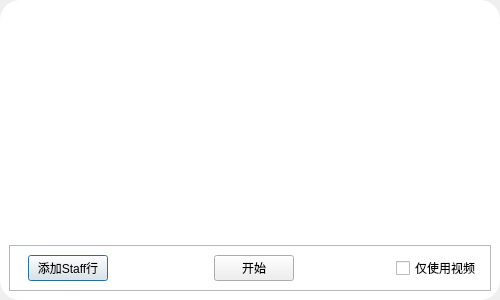
Icexbb/SekaiSubtitle-Python, file src/gui/design/WindowDialogNewSubTask.ui: the form before one commit.
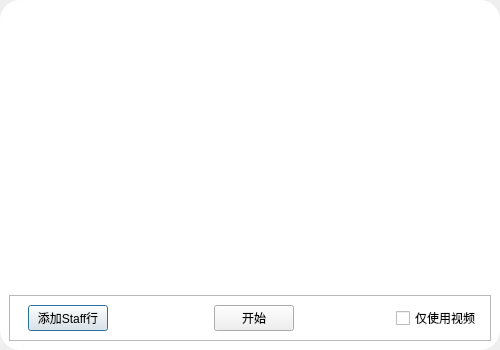
The form after the commit.

Commit message: Add A TimeSelect Widget (Not Complete) BugFix Not Enable to call Staff Adder When Select Translate File

```diff
--- a/src/gui/design/WindowDialogNewSubTask.ui
+++ b/src/gui/design/WindowDialogNewSubTask.ui
@@ -7,7 +7,7 @@
                 <x>0</x>
                 <y>0</y>
                 <width>500</width>
-                <height>300</height>
+    <height>350</height>
             </rect>
         </property>
         <property name="sizePolicy">
@@ -19,13 +19,13 @@
         <property name="minimumSize">
             <size>
                 <width>500</width>
-                <height>300</height>
+    <height>350</height>
             </size>
         </property>
         <property name="maximumSize">
             <size>
                 <width>500</width>
-                <height>300</height>
+    <height>350</height>
             </size>
         </property>
         <property name="windowTitle">
```
Left out of the diff: 6 changed lines with no effect on the pictures. Lines whose indentation alone changed are shown as unchanged. The commit also changes 5 other files.
